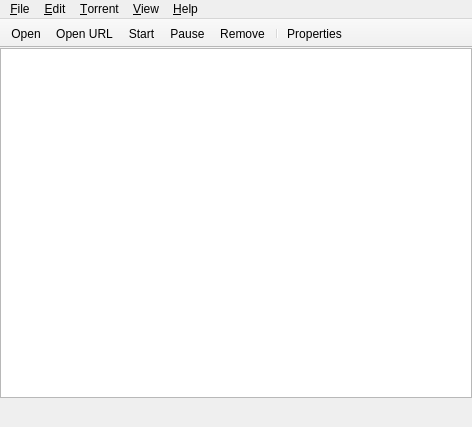
transmission/transmission, file qt/MainWindow.ui: the form before one commit.
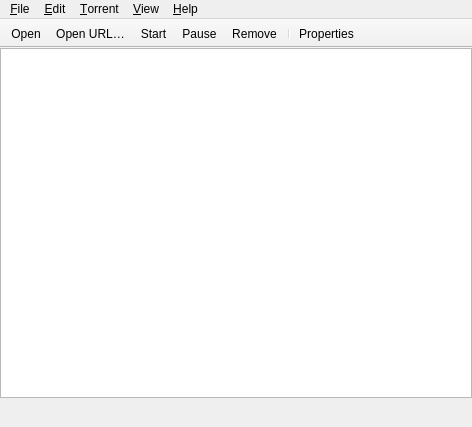
The form after the commit. Icons and pictures are not drawn. Custom widgets are drawn as their Qt base class.

Patch:
```diff
--- a/qt/MainWindow.ui
+++ b/qt/MainWindow.ui
@@ -312,7 +312,7 @@
   </widget>
   <action name="action_OpenFile">
    <property name="text">
-    <string>&amp;Open...</string>
+    <string>&amp;Open…</string>
    </property>
    <property name="iconText">
     <string>Open</string>
@@ -719,7 +719,7 @@
   </action>
   <action name="action_AddURL">
    <property name="text">
-    <string>Open &amp;URL...</string>
+    <string>Open &amp;URL…</string>
    </property>
    <property name="shortcut">
     <string notr="true">Ctrl+U</string>
```
Left out of the diff: 8 changed lines with no effect on the pictures.
